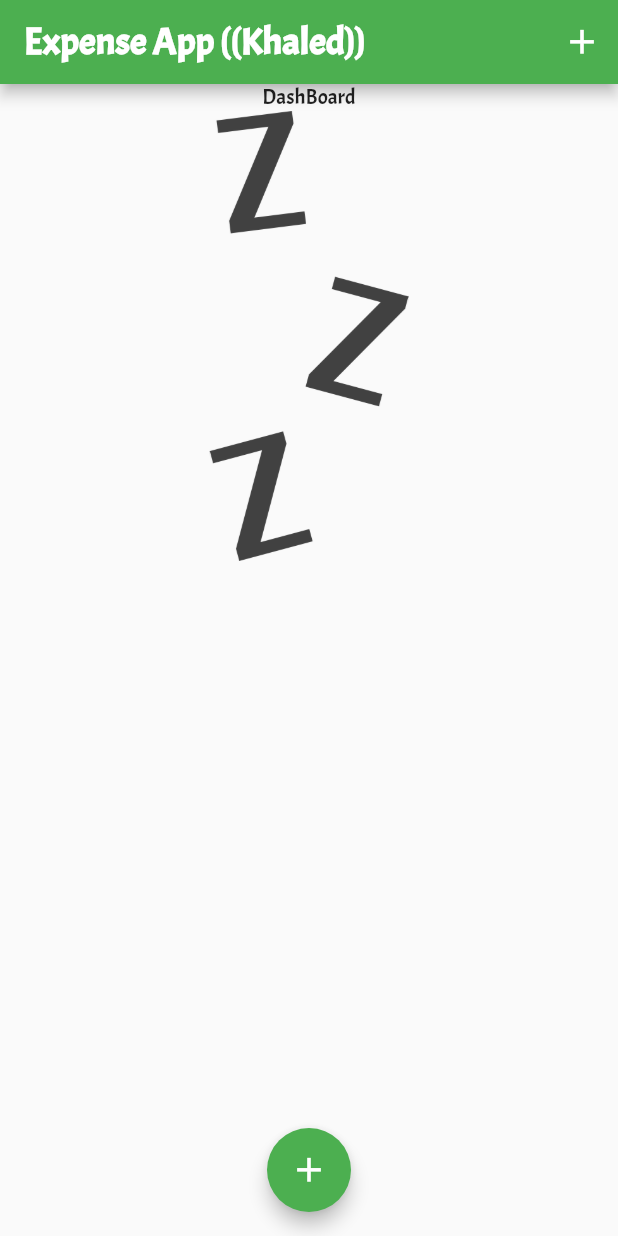
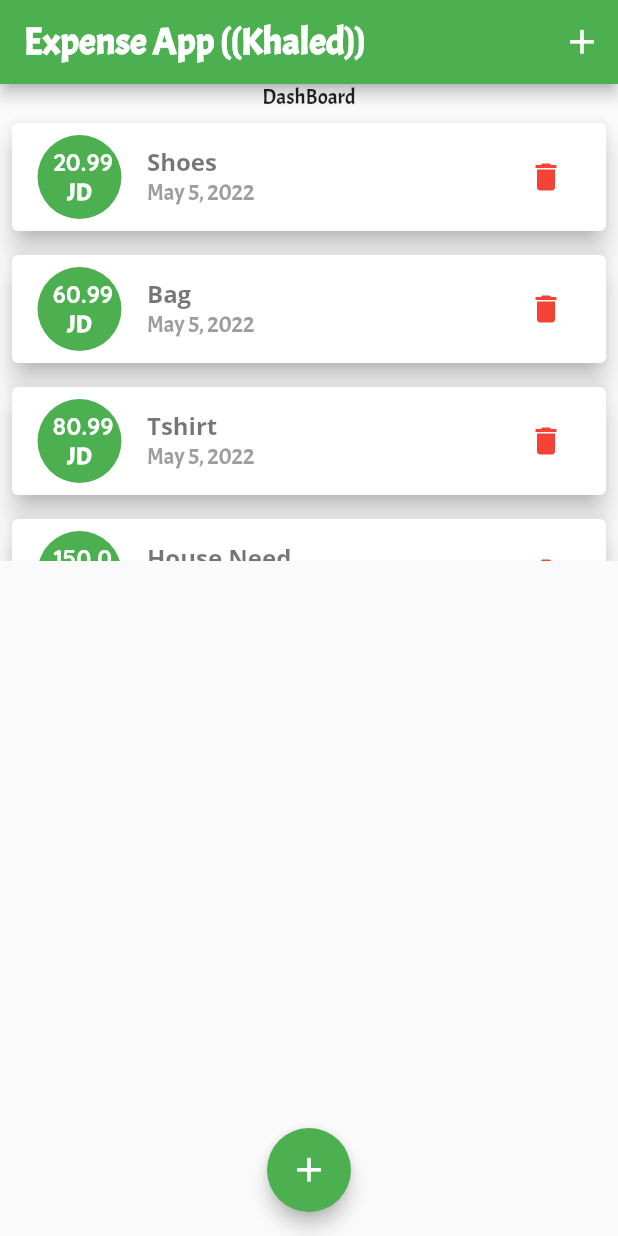
Before and after one commit to khsh90/Flutter-Projects, a Flutter app: the screen it shows after launch, on a phone screen of 412 x 824 dp. Run offline on Flutter 3.47's test engine with Material 2 defaults, Android fonts, the phone set to English and light mode, and no system bars; our stand-ins replace date_time_picker.

```diff
--- a/expenseAppByKhaled/expense_app/lib/main.dart
+++ b/expenseAppByKhaled/expense_app/lib/main.dart
@@ -39,39 +39,36 @@ class ExpneseApp extends StatefulWidget {
 }
 
 final List<Transaction> transactions = [
-  // Transaction(
-  //     id: DateTime.now().toString(),
-  //     item: 'Shoes',
-  //     amount: 20.99,
-  //     transactionDate: DateTime.now()),
-  // Transaction(
-  //     id: DateTime.now().toString(),
-  //     item: 'Bag',
-  //     amount: 60.99,
-  //     transactionDate: DateTime.now()),
-  // Transaction(
-  //     id: DateTime.now().toString(),
-  //     item: 'Tshirt',
-  //     amount: 80.99,
-  //     transactionDate: DateTime.now()),
-  // Transaction(
-  //     id: DateTime.now().toString(),
-  //     item: 'House Need',
-  //     amount: 150,
-  //     transactionDate: DateTime.now()),
+  Transaction(
+      id: DateTime.now().toString(),
+      item: 'Shoes',
+      amount: 20.99,
+      transactionDate: DateTime.now()),
+  Transaction(
+      id: DateTime.now().toString(),
+      item: 'Bag',
+      amount: 60.99,
+      transactionDate: DateTime.now()),
+  Transaction(
+      id: DateTime.now().toString(),
+      item: 'Tshirt',
+      amount: 80.99,
+      transactionDate: DateTime.now()),
+  Transaction(
+      id: DateTime.now().toString(),
+      item: 'House Need',
+      amount: 150,
+      transactionDate: DateTime.now()),
 ];
 
 class _ExpenseApp extends State<ExpneseApp> {
   void addTX(String title, double amount, DateTime pickedDateTime) {
-    setState(() {
      setState(() {
       transactions.add(Transaction(
           id: DateTime.now().toString(),
           item: title,
           amount: amount,
           transactionDate: pickedDateTime));
-      });
-      Navigator.of(context).pop();
     });
   }
 
--- a/expenseAppByKhaled/expense_app/lib/widgets/transactionList.dart
+++ b/expenseAppByKhaled/expense_app/lib/widgets/transactionList.dart
@@ -62,6 +62,7 @@ class TransactionList extends StatelessWidget {
                       onPressed: () => deleteTx(transactions[index].id),
                       icon: const Icon(
                         Icons.delete,
+                        color: Colors.red,
                       )),
                 ),
               ),
```
Also changed, not shown: expenseAppByKhaled/expense_app/lib/widgets/titleandamountwidget.dart (+18 -3 lines). Lines whose indentation alone changed are shown as unchanged.
